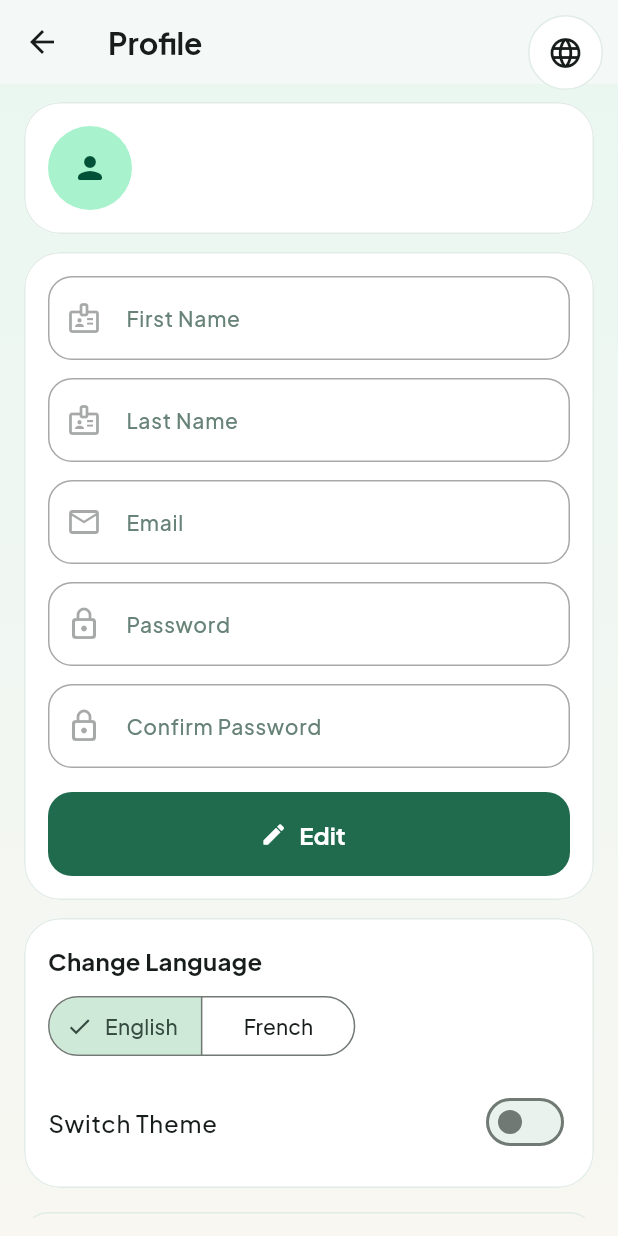
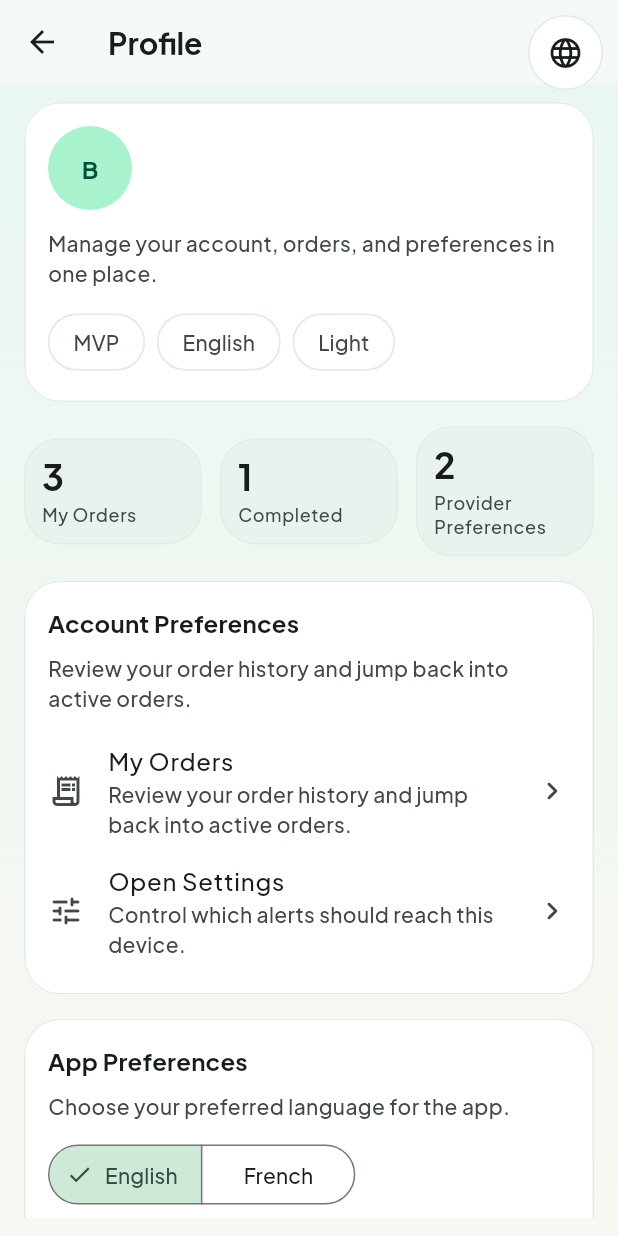
Before and after one commit to Kynmmarshall/BatchIt, a Flutter app: the ProfileScreen screen opened directly, on a phone screen of 412 x 824 dp. Run offline on Flutter 3.47's test engine with Material 3 defaults, Android fonts, the phone set to English and light mode, and no system bars; our stand-ins replace google_fonts; accounts and stored records are empty.

Commit message:
fixed profile screen errors

```diff
--- a/lib/screens/profile/profile_screen.dart
+++ b/lib/screens/profile/profile_screen.dart
@@ -8,11 +8,8 @@ import 'package:batchit/screens/orders/my_orders_screen.dart';
 import 'package:batchit/themes/app_spacing.dart';
 import 'package:batchit/widgets/app_screen_container.dart';
 import 'package:batchit/widgets/app_staggered_fade.dart';
-import 'package:flutter/foundation.dart';
 import 'package:flutter/material.dart';
-import 'package:image_picker/image_picker.dart';
 import 'package:provider/provider.dart';
-import 'dart:io';
 
 class ProfileScreen extends StatefulWidget {
   const ProfileScreen({super.key});
@@ -22,97 +19,24 @@ class ProfileScreen extends StatefulWidget {
 }
 
 class _ProfileScreenState extends State<ProfileScreen> {
-  final _formKey = GlobalKey<FormState>();
+  bool _batchAlerts = true;
+  bool _orderAlerts = true;
+  bool _providerAlerts = false;
 
-  late final TextEditingController _firstNameController;
-  late final TextEditingController _lastNameController;
-  late final TextEditingController _emailController;
-  late final TextEditingController _passwordController;
-  late final TextEditingController _confirmPasswordController;
-
-  final ImagePicker _imagePicker = ImagePicker();
-  XFile? _pickedProfileImage;
-
-  bool _isEditing = false;
+  final Set<String> _followedProviderIds = {
+    'ainSebaa',
+    'centre',
+  };
 
   @override
   void initState() {
     super.initState();
-    _firstNameController = TextEditingController();
-    _lastNameController = TextEditingController();
-    _emailController = TextEditingController();
-    _passwordController = TextEditingController();
-    _confirmPasswordController = TextEditingController();
-  }
-
-  @override
-  void didChangeDependencies() {
-    super.didChangeDependencies();
-    final auth = context.read<AuthProvider>();
-    final l10n = AppLocalizations.of(context)!;
-
-    final fullName = (auth.user?.name ?? l10n.profileDefaultName).trim();
-    final parts = fullName.split(RegExp(r'\s+')).where((p) => p.isNotEmpty).toList();
-
-    final firstName = parts.isNotEmpty ? parts.first : '';
-    final lastName = parts.length > 1 ? parts.sublist(1).join(' ') : '';
-
-    if (_firstNameController.text.isEmpty) _firstNameController.text = firstName;
-    if (_lastNameController.text.isEmpty) _lastNameController.text = lastName;
-    if (_emailController.text.isEmpty) _emailController.text = auth.user?.email ?? l10n.profileDefaultEmail;
-  }
-
-  @override
-  void dispose() {
-    _firstNameController.dispose();
-    _lastNameController.dispose();
-    _emailController.dispose();
-    _passwordController.dispose();
-    _confirmPasswordController.dispose();
-    super.dispose();
-  }
-
-  void _toggleEditOrSave() {
-    if (!_isEditing) {
-      setState(() => _isEditing = true);
+    WidgetsBinding.instance.addPostFrameCallback((_) {
+      if (!mounted) {
         return;
       }
-
-    if (!(_formKey.currentState?.validate() ?? false)) return;
-
-    final password = _passwordController.text;
-    final confirm = _confirmPasswordController.text;
-    if (password.isNotEmpty || confirm.isNotEmpty) {
-      if (password != confirm) {
-        ScaffoldMessenger.of(context).showSnackBar(
-          SnackBar(content: Text(AppLocalizations.of(context)!.confirmPassword)),
-        );
-        return;
-      }
-    }
-
-    setState(() => _isEditing = false);
-  }
-
-  Future<void> _pickProfileImage() async {
-    if (!_isEditing) return;
-
-    final picked = await _imagePicker.pickImage(
-      source: ImageSource.gallery,
-      imageQuality: 85,
-      maxWidth: 1024,
-    );
-    if (!mounted || picked == null) return;
-
-    setState(() => _pickedProfileImage = picked);
-  }
-
-  ImageProvider? _profileImageProvider() {
-    final xfile = _pickedProfileImage;
-    if (xfile == null) return null;
-
-    if (kIsWeb) return NetworkImage(xfile.path);
-    return FileImage(File(xfile.path));
+      context.read<OrderProvider>().loadOrders();
+    });
   }
 
   @override
@@ -129,65 +53,30 @@ class _ProfileScreenState extends State<ProfileScreen> {
     final totalOrders = orders.length;
     final completedOrders = orders.where((order) => order.status == OrderStatus.completed).length;
 
-    final displayName = auth.user?.name ?? l10n.profileDefaultName;
-    final displayEmail = auth.user?.email ?? l10n.profileDefaultEmail;
-    final profileImage = _profileImageProvider();
-
     return Scaffold(
       appBar: AppBar(title: Text(l10n.profile)),
       body: AppScreenContainer(
-        child: SingleChildScrollView(
-          child: Column(
-            crossAxisAlignment: CrossAxisAlignment.start,
+        child: ListView(
           children: [
             AppStaggeredFade(
               index: 0,
               child: Card(
                 child: Padding(
                   padding: const EdgeInsets.all(AppSpacing.md),
-                    child: Row(
+                  child: Column(
+                    crossAxisAlignment: CrossAxisAlignment.start,
                     children: [
-                        InkWell(
-                          onTap: _isEditing ? _pickProfileImage : null,
-                          borderRadius: BorderRadius.circular(999),
-                          child: Stack(
-                            clipBehavior: Clip.none,
+                      Row(
                         children: [
                           CircleAvatar(
                             radius: 28,
                             backgroundColor: Theme.of(context).colorScheme.primaryContainer,
-                                backgroundImage: profileImage,
-                                child: profileImage == null
-                                    ? Icon(
-                                        Icons.person_rounded,
+                            child: Text(
+                              _initials(userName),
+                              style: Theme.of(context).textTheme.titleMedium?.copyWith(
                                     color: Theme.of(context).colorScheme.onPrimaryContainer,
-                                      )
-                                    : null,
+                                    fontWeight: FontWeight.w700,
                                   ),
-                              if (_isEditing)
-                                Positioned(
-                                  right: -2,
-                                  bottom: -2,
-                                  child: DecoratedBox(
-                                    decoration: BoxDecoration(
-                                      color: Theme.of(context).colorScheme.primary,
-                                      shape: BoxShape.circle,
-                                      border: Border.all(
-                                        color: Theme.of(context).colorScheme.surface,
-                                        width: 2,
-                                      ),
-                                    ),
-                                    child: Padding(
-                                      padding: const EdgeInsets.all(6),
-                                      child: Icon(
-                                        Icons.edit_rounded,
-                                        size: 14,
-                                        color: Theme.of(context).colorScheme.onPrimary,
-                                      ),
-                                    ),
-                                  ),
-                                ),
-                            ],
                             ),
                           ),
                           const SizedBox(width: AppSpacing.md),
@@ -195,103 +84,71 @@ class _ProfileScreenState extends State<ProfileScreen> {
                             child: Column(
                               crossAxisAlignment: CrossAxisAlignment.start,
                               children: [
-                              Text(displayName, style: Theme.of(context).textTheme.titleLarge),
+                                Text(
+                                  userName,
+                                  style: Theme.of(context).textTheme.headlineSmall,
+                                ),
                                 const SizedBox(height: AppSpacing.xxs),
-                              Text(displayEmail, style: Theme.of(context).textTheme.bodyMedium),
+                                Text(
+                                  userEmail,
+                                  style: Theme.of(context).textTheme.bodyMedium,
+                                ),
                               ],
                             ),
+                          ),
+                        ],
+                      ),
+                      const SizedBox(height: AppSpacing.sm),
+                      Text(
+                        l10n.profileSubtitle,
+                        style: Theme.of(context).textTheme.bodyMedium?.copyWith(
+                              color: Theme.of(context).colorScheme.onSurfaceVariant,
+                            ),
+                      ),
+                      const SizedBox(height: AppSpacing.sm),
+                      Wrap(
+                        spacing: AppSpacing.xs,
+                        runSpacing: AppSpacing.xs,
+                        children: [
+                          Chip(label: Text(l10n.mvpBadge)),
+                          Chip(label: Text(localeLabel)),
+                          Chip(label: Text(themeLabel)),
+                        ],
                       ),
                     ],
                   ),
                 ),
               ),
             ),
-              const SizedBox(height: AppSpacing.sm),
+            const SizedBox(height: AppSpacing.md),
             AppStaggeredFade(
               index: 1,
-                child: Card(
-                  child: Padding(
-                    padding: const EdgeInsets.all(AppSpacing.md),
-                    child: Form(
-                      key: _formKey,
-                      child: Column(
+              child: Row(
                 children: [
-                          TextFormField(
-                            controller: _firstNameController,
-                            enabled: _isEditing,
-                            textInputAction: TextInputAction.next,
-                            decoration: const InputDecoration(
-                              labelText: 'First Name',
-                              prefixIcon: Icon(Icons.badge_outlined),
-                            ),
-                            validator: (v) => (v == null || v.trim().isEmpty) ? 'First name is required' : null,
-                          ),
-                          const SizedBox(height: AppSpacing.sm),
-                          TextFormField(
-                            controller: _lastNameController,
-                            enabled: _isEditing,
-                            textInputAction: TextInputAction.next,
-                            decoration: const InputDecoration(
-                              labelText: 'Last Name',
-                              prefixIcon: Icon(Icons.badge_outlined),
-                            ),
-                            validator: (v) => (v == null || v.trim().isEmpty) ? 'Last name is required' : null,
-                          ),
-                          const SizedBox(height: AppSpacing.sm),
-                          TextFormField(
-                            controller: _emailController,
-                            enabled: _isEditing,
-                            keyboardType: TextInputType.emailAddress,
-                            textInputAction: TextInputAction.next,
-                            decoration: InputDecoration(
-                              labelText: l10n.email,
-                              prefixIcon: const Icon(Icons.email_outlined),
-                            ),
-                            validator: (v) {
-                              final value = (v ?? '').trim();
-                              if (value.isEmpty) return 'Email is required';
-                              if (!value.contains('@')) return 'Enter a valid email';
-                              return null;
-                            },
-                          ),
-                          const SizedBox(height: AppSpacing.sm),
-                          TextFormField(
-                            controller: _passwordController,
-                            enabled: _isEditing,
-                            obscureText: true,
-                            textInputAction: TextInputAction.next,
-                            decoration: InputDecoration(
-                              labelText: l10n.password,
-                              prefixIcon: const Icon(Icons.lock_outline_rounded),
+                  Expanded(
+                    child: _MetricCard(
+                      label: l10n.myOrders,
+                      value: totalOrders.toString(),
                     ),
                   ),
-                          const SizedBox(height: AppSpacing.sm),
-                          TextFormField(
-                            controller: _confirmPasswordController,
-                            enabled: _isEditing,
-                            obscureText: true,
-                            textInputAction: TextInputAction.done,
-                            decoration: InputDecoration(
-                              labelText: l10n.confirmPassword,
-                              prefixIcon: const Icon(Icons.lock_outline_rounded),
+                  const SizedBox(width: AppSpacing.sm),
+                  Expanded(
+                    child: _MetricCard(
+                      label: l10n.orderStatusCompleted,
+                      value: completedOrders.toString(),
                     ),
                   ),
-                          const SizedBox(height: AppSpacing.md),
-                          SizedBox(
-                            width: double.infinity,
-                            child: FilledButton.icon(
-                              onPressed: _toggleEditOrSave,
-                              icon: Icon(_isEditing ? Icons.check_rounded : Icons.edit_rounded),
-                              label: Text(_isEditing ? l10n.submit : 'Edit'),
+                  const SizedBox(width: AppSpacing.sm),
+                  Expanded(
+                    child: _MetricCard(
+                      label: l10n.providerPreferences,
+                      value: _followedProviderIds.length.toString(),
                     ),
                   ),
                 ],
               ),
             ),
-                  ),
-                ),
-              ),
-              const SizedBox(height: AppSpacing.sm),
+            const SizedBox(height: AppSpacing.md),
             AppStaggeredFade(
               index: 2,
               child: Card(
@@ -300,12 +157,79 @@ class _ProfileScreenState extends State<ProfileScreen> {
                   child: Column(
                     crossAxisAlignment: CrossAxisAlignment.start,
                     children: [
-                        Text(l10n.changeLanguage, style: Theme.of(context).textTheme.titleMedium),
+                      Text(
+                        l10n.accountPreferences,
+                        style: Theme.of(context).textTheme.titleMedium,
+                      ),
                       const SizedBox(height: AppSpacing.xs),
+                      Text(
+                        l10n.profileOrdersSubtitle,
+                        style: Theme.of(context).textTheme.bodyMedium?.copyWith(
+                              color: Theme.of(context).colorScheme.onSurfaceVariant,
+                            ),
+                      ),
+                      const SizedBox(height: AppSpacing.sm),
+                      ListTile(
+                        contentPadding: EdgeInsets.zero,
+                        leading: const Icon(Icons.receipt_long_outlined),
+                        title: Text(l10n.myOrders),
+                        subtitle: Text(l10n.profileOrdersSubtitle),
+                        trailing: const Icon(Icons.chevron_right_rounded),
+                        onTap: () {
+                          Navigator.push(
+                            context,
+                            MaterialPageRoute(
+                              builder: (_) => const MyOrdersScreen(),
+                            ),
+                          );
+                        },
+                      ),
+                      ListTile(
+                        contentPadding: EdgeInsets.zero,
+                        leading: const Icon(Icons.tune_rounded),
+                        title: Text(l10n.openSettings),
+                        subtitle: Text(l10n.profileNotificationsSubtitle),
+                        trailing: const Icon(Icons.chevron_right_rounded),
+                        onTap: () {
+                          Navigator.pushNamed(context, AppRoutes.settings);
+                        },
+                      ),
+                    ],
+                  ),
+                ),
+              ),
+            ),
+            const SizedBox(height: AppSpacing.md),
+            AppStaggeredFade(
+              index: 3,
+              child: Card(
+                child: Padding(
+                  padding: const EdgeInsets.all(AppSpacing.md),
+                  child: Column(
+                    crossAxisAlignment: CrossAxisAlignment.start,
+                    children: [
+                      Text(
+                        l10n.appPreferences,
+                        style: Theme.of(context).textTheme.titleMedium,
+                      ),
+                      const SizedBox(height: AppSpacing.xs),
+                      Text(
+                        l10n.profileLanguageSubtitle,
+                        style: Theme.of(context).textTheme.bodyMedium?.copyWith(
+                              color: Theme.of(context).colorScheme.onSurfaceVariant,
+                            ),
+                      ),
+                      const SizedBox(height: AppSpacing.sm),
                       SegmentedButton<String>(
                         segments: [
-                            ButtonSegment<String>(value: 'en', label: Text(l10n.english)),
-                            ButtonSegment<String>(value: 'fr', label: Text(l10n.french)),
+                          ButtonSegment<String>(
+                            value: 'en',
+                            label: Text(l10n.english),
+                          ),
+                          ButtonSegment<String>(
+                            value: 'fr',
+                            label: Text(l10n.french),
+                          ),
                         ],
                         selected: {settings.locale.languageCode},
                         onSelectionChanged: (value) {
@@ -316,6 +240,7 @@ class _ProfileScreenState extends State<ProfileScreen> {
                       SwitchListTile(
                         contentPadding: EdgeInsets.zero,
                         title: Text(l10n.switchTheme),
+                        subtitle: Text(l10n.profileThemeSubtitle),
                         value: settings.themeMode == ThemeMode.dark,
                         onChanged: (_) {
                           context.read<AppSettingsProvider>().toggleTheme();
@@ -328,7 +253,117 @@ class _ProfileScreenState extends State<ProfileScreen> {
             ),
             const SizedBox(height: AppSpacing.md),
             AppStaggeredFade(
-                index: 3,
+              index: 4,
+              child: Card(
+                child: Padding(
+                  padding: const EdgeInsets.all(AppSpacing.md),
+                  child: Column(
+                    crossAxisAlignment: CrossAxisAlignment.start,
+                    children: [
+                      Text(
+                        l10n.providerPreferences,
+                        style: Theme.of(context).textTheme.titleMedium,
+                      ),
+                      const SizedBox(height: AppSpacing.xs),
+                      Text(
+                        l10n.providerPreferencesSubtitle,
+                        style: Theme.of(context).textTheme.bodyMedium?.copyWith(
+                              color: Theme.of(context).colorScheme.onSurfaceVariant,
+                            ),
+                      ),
+                      const SizedBox(height: AppSpacing.sm),
+                      Wrap(
+                        spacing: AppSpacing.xs,
+                        runSpacing: AppSpacing.xs,
+                        children: [
+                          FilterChip(
+                            selected: _followedProviderIds.contains('ainSebaa'),
+                            label: Text(l10n.providerAinSebaa),
+                            onSelected: (selected) => setState(() {
+                              _toggleProvider('ainSebaa', selected);
+                            }),
+                          ),
+                          FilterChip(
+                            selected: _followedProviderIds.contains('centre'),
+                            label: Text(l10n.providerCentre),
+                            onSelected: (selected) => setState(() {
+                              _toggleProvider('centre', selected);
+                            }),
+                          ),
+                          FilterChip(
+                            selected: _followedProviderIds.contains('east'),
+                            label: Text(l10n.providerEast),
+                            onSelected: (selected) => setState(() {
+                              _toggleProvider('east', selected);
+                            }),
+                          ),
+                        ],
+                      ),
+                    ],
+                  ),
+                ),
+              ),
+            ),
+            const SizedBox(height: AppSpacing.md),
+            AppStaggeredFade(
+              index: 5,
+              child: Card(
+                child: Padding(
+                  padding: const EdgeInsets.all(AppSpacing.md),
+                  child: Column(
+                    crossAxisAlignment: CrossAxisAlignment.start,
+                    children: [
+                      Text(
+                        l10n.notificationsPreferences,
+                        style: Theme.of(context).textTheme.titleMedium,
+                      ),
+                      const SizedBox(height: AppSpacing.xs),
+                      Text(
+                        l10n.profileNotificationsSubtitle,
+                        style: Theme.of(context).textTheme.bodyMedium?.copyWith(
+                              color: Theme.of(context).colorScheme.onSurfaceVariant,
+                            ),
+                      ),
+                      const SizedBox(height: AppSpacing.sm),
+                      ListTile(
+                        contentPadding: EdgeInsets.zero,
+                        leading: const Icon(Icons.notifications_none_rounded),
+                        title: Text(l10n.notificationsPreferences),
+                        subtitle: Text(l10n.notificationsScreenSubtitle),
+                        trailing: const Icon(Icons.chevron_right_rounded),
+                        onTap: () {
+                          Navigator.pushNamed(context, AppRoutes.notifications);
+                        },
+                      ),
+                      SwitchListTile(
+                        contentPadding: EdgeInsets.zero,
+                        title: Text(l10n.batchAlerts),
+                        subtitle: Text(l10n.batchAlertsSubtitle),
+                        value: _batchAlerts,
+                        onChanged: (value) => setState(() => _batchAlerts = value),
+                      ),
+                      SwitchListTile(
+                        contentPadding: EdgeInsets.zero,
+                        title: Text(l10n.orderAlerts),
+                        subtitle: Text(l10n.orderAlertsSubtitle),
+                        value: _orderAlerts,
+                        onChanged: (value) => setState(() => _orderAlerts = value),
+                      ),
+                      SwitchListTile(
+                        contentPadding: EdgeInsets.zero,
+                        title: Text(l10n.providerAlerts),
+                        subtitle: Text(l10n.providerAlertsSubtitle),
+                        value: _providerAlerts,
+                        onChanged: (value) => setState(() => _providerAlerts = value),
+                      ),
+                    ],
+                  ),
+                ),
+              ),
+            ),
+            const SizedBox(height: AppSpacing.sm),
+            AppStaggeredFade(
+              index: 6,
               child: SizedBox(
                 width: double.infinity,
                 child: OutlinedButton.icon(
@@ -341,7 +376,6 @@ class _ProfileScreenState extends State<ProfileScreen> {
               ),
             ),
           ],
-          ),
         ),
       ),
     );
```
Also changed, not shown: pubspec.lock. Lines whose indentation alone changed are shown as unchanged.
